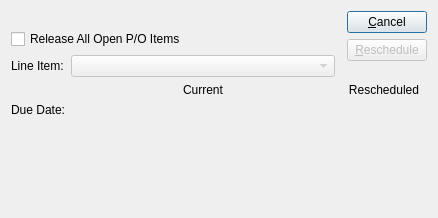
Above: guiclient/reschedulePoitem.ui from Pegasus-RPG/xtuple-client before the change. Below: the same form after it.
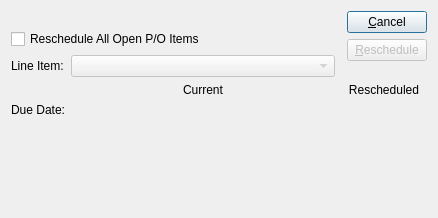
That is the form after the change. Custom widgets are drawn as their Qt base class.

Commit message: Issue #12607: Fix minor typo

Patch:
```diff
--- a/guiclient/reschedulePoitem.ui
+++ b/guiclient/reschedulePoitem.ui
@@ -147,7 +147,7 @@
    <item row="1" column="0" colspan="3">
     <widget class="QCheckBox" name="_allItems">
      <property name="text">
-      <string>Release All Open P/O Items</string>
+      <string>Reschedule All Open P/O Items</string>
      </property>
     </widget>
    </item>
```
